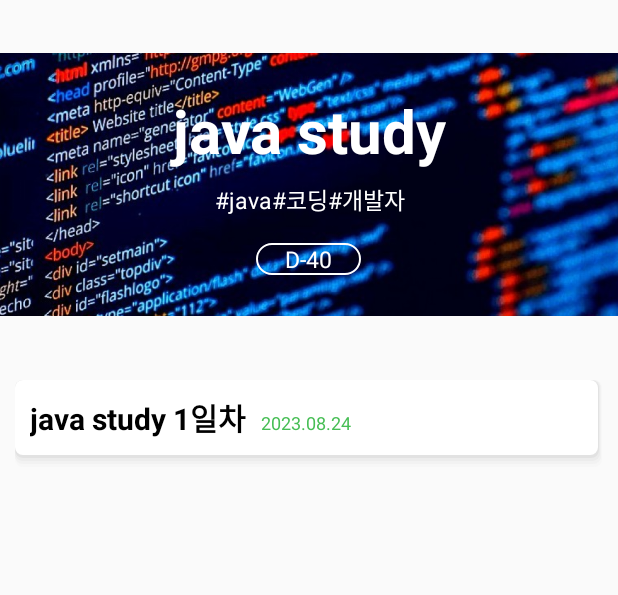
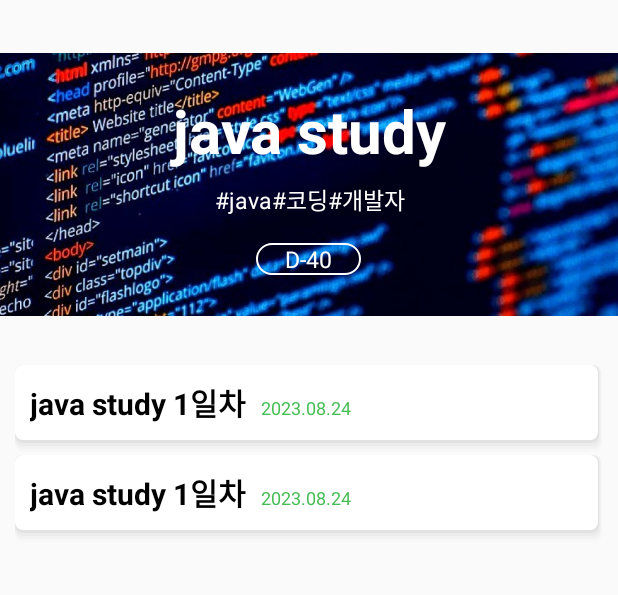
Before and after one commit to haewon1106/Android_Seugoi, an Android app: the layout study_screen.xml on its own in the app's theme, with its tools: preview values and no code run, on a phone screen of 412 x 824 dp, the part 83-678 px from its top. Run offline under Robolectric (Android 15) with nearby library versions, the phone set to English and light mode, and no system bars.

Commit message:
study_screen finish

```diff
--- a/app/src/main/res/layout/study_screen.xml
+++ b/app/src/main/res/layout/study_screen.xml
@@ -80,7 +80,8 @@
         android:id="@+id/btnStudy"
         android:layout_width="match_parent"
         android:layout_height="wrap_content"
-        android:layout_margin="10dp"
+        android:layout_marginLeft="10dp"
+        android:layout_marginRight="10dp"
         android:background="@drawable/study_screen_shadow"
         android:orientation="vertical">
 
@@ -112,4 +113,41 @@
 
     </LinearLayout>
 
+    <LinearLayout
+        android:id="@+id/btnStudy2"
+        android:layout_width="match_parent"
+        android:layout_height="wrap_content"
+        android:layout_marginLeft="10dp"
+        android:layout_marginRight="10dp"
+        android:background="@drawable/study_screen_shadow"
+        android:orientation="vertical">
+
+        <LinearLayout
+            android:layout_width="wrap_content"
+            android:layout_height="wrap_content"
+            android:layout_margin="10dp"
+            android:orientation="horizontal">
+
+            <TextView
+                android:id="@+id/txtStudy2"
+                android:layout_width="match_parent"
+                android:layout_height="wrap_content"
+                android:textSize="20dp"
+                android:textStyle="bold"
+                android:textColor="#000000"
+                android:text="java study 1일차" />
+
+            <TextView
+                android:id="@+id/txtDay2"
+                android:layout_width="wrap_content"
+                android:layout_height="wrap_content"
+                android:textSize="12dp"
+                android:text="2023.08.24"
+                android:textColor="#47BE55"
+                android:layout_marginLeft="10dp"/>
+
+        </LinearLayout>
+
+    </LinearLayout>
+
 </LinearLayout>
```
Also changed, not shown: app/src/main/res/layout/study_screen_manager.xml (+39 -1 lines).
